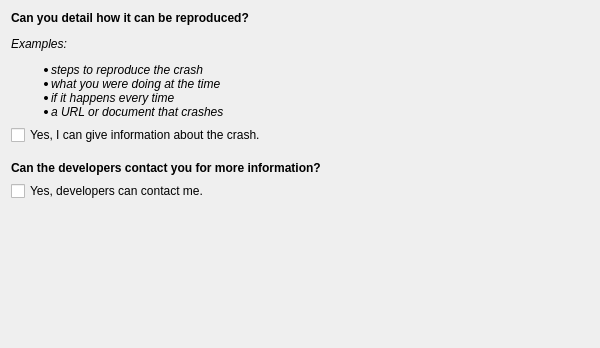
KDE/kde-runtime, file drkonqi/ui/assistantpage_bugawareness.ui: the form before one commit.
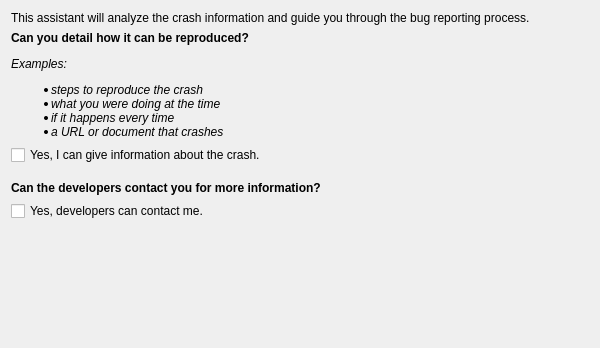
The form after the commit.

Diff of the .ui file:
```diff
--- a/drkonqi/ui/assistantpage_bugawareness.ui
+++ b/drkonqi/ui/assistantpage_bugawareness.ui
@@ -11,7 +11,7 @@
    </rect>
   </property>
   <layout class="QGridLayout" name="gridLayout">
-   <item row="0" column="0">
+   <item row="1" column="0">
     <widget class="QLabel" name="m_detailLabel">
      <property name="text">
       <string comment="@info">&lt;p&gt;&lt;b&gt;Can you detail how it can be reproduced?&lt;/b&gt;&lt;/p&gt;&lt;p&gt;&lt;i&gt; Examples: &lt;ul&gt;&lt;li&gt;steps to reproduce the crash&lt;/li&gt; &lt;li&gt;what you were doing at the time&lt;/li&gt; &lt;li&gt;if it happens every time&lt;/li&gt; &lt;li&gt;a URL or document that crashes&lt;/li&gt;&lt;/ul&gt;&lt;/i&gt;&lt;/p&gt;</string>
@@ -21,14 +21,14 @@
      </property>
     </widget>
    </item>
-   <item row="1" column="0">
+   <item row="2" column="0">
     <widget class="QCheckBox" name="m_canDetailCheckBox">
      <property name="text">
       <string comment="@option:check">Yes, I can give information about the crash.</string>
      </property>
     </widget>
    </item>
-   <item row="2" column="0">
+   <item row="3" column="0">
     <spacer name="verticalSpacer_2">
      <property name="orientation">
       <enum>Qt::Vertical</enum>
@@ -44,7 +44,7 @@
      </property>
     </spacer>
    </item>
-   <item row="3" column="0">
+   <item row="4" column="0">
     <widget class="QLabel" name="m_developersCanContactReporterLabel">
      <property name="text">
       <string comment="@info">&lt;p&gt;&lt;b&gt;Can the developers contact you for more information?&lt;/b&gt;&lt;/p&gt;</string>
@@ -54,14 +54,14 @@
      </property>
     </widget>
    </item>
-   <item row="4" column="0">
+   <item row="5" column="0">
     <widget class="QCheckBox" name="m_developersCanContactReporterCheckBox">
      <property name="text">
       <string comment="@option:check">Yes, developers can contact me.</string>
      </property>
     </widget>
    </item>
-   <item row="5" column="0">
+   <item row="6" column="0">
     <spacer name="verticalSpacer">
      <property name="orientation">
       <enum>Qt::Vertical</enum>
@@ -74,6 +74,13 @@
      </property>
     </spacer>
    </item>
+   <item row="0" column="0">
+    <widget class="QLabel" name="m_introLabel">
+     <property name="text">
+      <string comment="@info">This assistant will analyze the crash information and guide you through the bug reporting process.</string>
+     </property>
+    </widget>
+   </item>
   </layout>
  </widget>
  <resources/>
```
